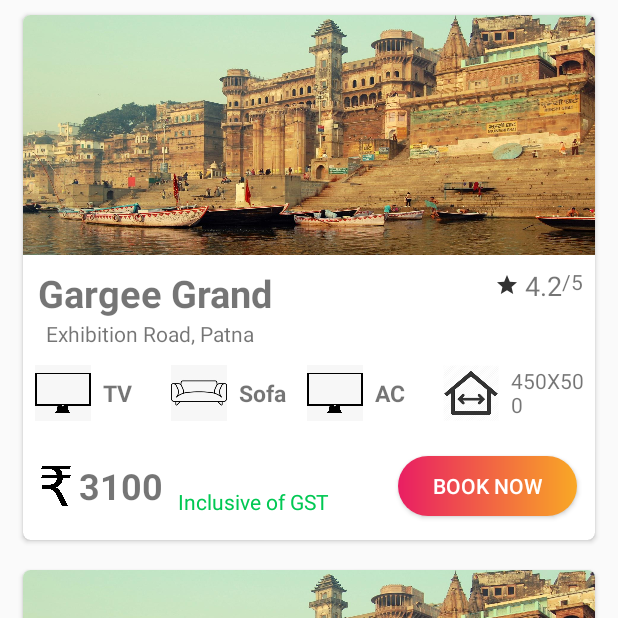
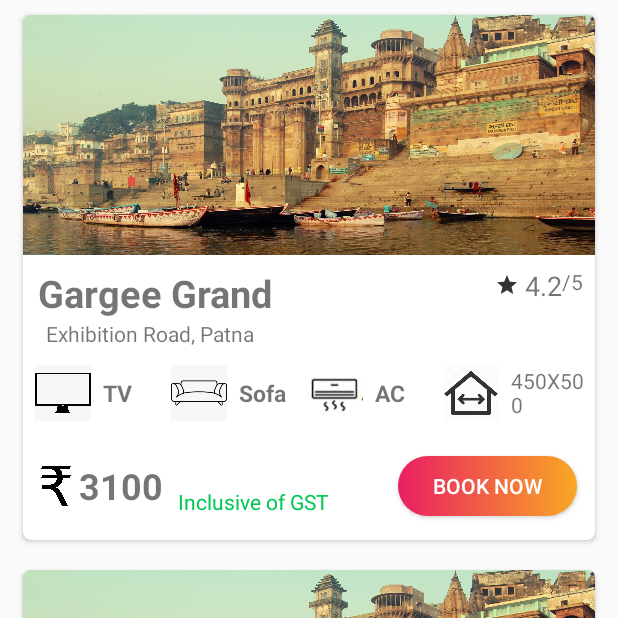
Before and after one commit to djain5888/Darshan, an Android app: the HotelResultsActivity screen opened directly, with no data from a screen before it, on a phone screen of 412 x 824 dp, the top half of it. Run offline under Robolectric (Android 15) with nearby library versions, the phone set to English and light mode, and no system bars.

Commit message:
Changes to cab results activity

```diff
--- a/app/src/main/java/com/iniesta/darshan/Adapters/HotelAdapter.java
+++ b/app/src/main/java/com/iniesta/darshan/Adapters/HotelAdapter.java
@@ -6,8 +6,10 @@ import android.support.v7.widget.RecyclerView;
 import android.view.LayoutInflater;
 import android.view.View;
 import android.view.ViewGroup;
+import android.widget.Button;
 import android.widget.ImageView;
 import android.widget.TextView;
+import android.widget.Toast;
 
 import com.iniesta.darshan.R;
 import com.iniesta.darshan.models.HotelModel;
@@ -45,6 +47,12 @@ public class HotelAdapter extends RecyclerView.Adapter<HotelAdapter.HotelViewHol
         hotelViewHolder.priceTextView.setText(Integer.toString(hotelList.get(i).getPrice()));
         hotelViewHolder.ratingTextView.setText(Double.toString(hotelList.get(i).getRating()));
         hotelViewHolder.sizeTextView.setText(hotelList.get(i).getRoomSize());
+        hotelViewHolder.bookNowButton.setOnClickListener(new View.OnClickListener() {
+            @Override
+            public void onClick(View view) {
+                Toast.makeText(mContext,"Book Clicked",Toast.LENGTH_SHORT).show();
+            }
+        });
 
         if (!hotelList.get(i).hasTv()){
             hotelViewHolder.tvImageView.setVisibility(View.GONE);
@@ -85,6 +93,7 @@ public class HotelAdapter extends RecyclerView.Adapter<HotelAdapter.HotelViewHol
         TextView tvTextView;
         TextView sofaTextView;
         TextView acTextView;
+        Button bookNowButton;
 
 
         private HotelAdapter.RecyclerViewClickListener listener;
@@ -104,6 +113,7 @@ public class HotelAdapter extends RecyclerView.Adapter<HotelAdapter.HotelViewHol
             tvTextView = itemView.findViewById(R.id.tvTextView);
             sofaTextView = itemView.findViewById(R.id.sofaTextView);
             acTextView = itemView.findViewById(R.id.acTextView);
+            bookNowButton = itemView.findViewById(R.id.bookNowButton);
             itemView.setOnClickListener(this);
         }
 
--- a/app/src/main/res/layout/hotel_card_item.xml
+++ b/app/src/main/res/layout/hotel_card_item.xml
@@ -127,7 +127,7 @@
                 android:layout_width="0dp"
                 android:layout_height="match_parent"
                 android:layout_weight="1"
-                android:src="@drawable/tvimage"
+                android:src="@drawable/acicon"
                 android:layout_margin="8dp"/>
 
             <TextView
@@ -209,6 +209,7 @@
 
 
             <Button
+                android:id="@+id/bookNowButton"
                 android:layout_width="0dp"
                 android:layout_height="match_parent"
                 android:layout_weight="1"
```
Also changed, not shown: app/src/main/res/drawable/acicon.JPG (added).
